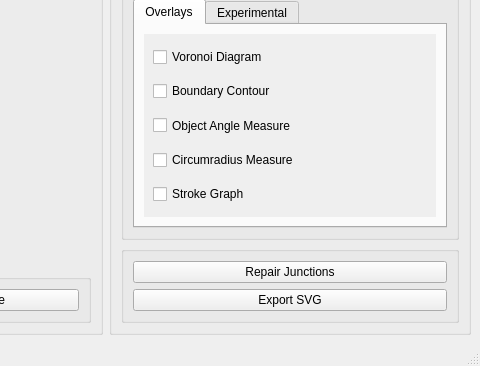
Before: the Qt Designer form viewer.ui in erick2j/sketch-vec-medial-axis, drawn with Qt 5; both pictures show x 812 to 1292 and y 465 to 831 of the 1292 by 831 pixel window.
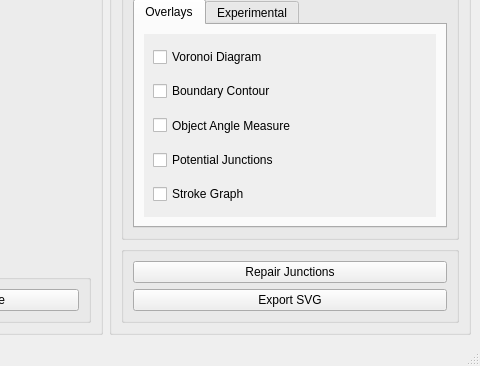
After: the same form once the commit is applied. The open tabs and pages were chosen to show the change. Icons and pictures are not drawn. Custom widgets are drawn as their Qt base class.

Commit message: identified junctions

Diff of the .ui file:
```diff
--- a/viewer.ui
+++ b/viewer.ui
@@ -767,7 +767,7 @@
                      </sizepolicy>
                     </property>
                     <property name="text">
-                     <string>Circumradius Measure</string>
+                     <string>Potential Junctions</string>
                     </property>
                    </widget>
                   </item>
```
Left out of the diff: 4 changed lines with no effect on the pictures. The commit also changes 5 other files.
